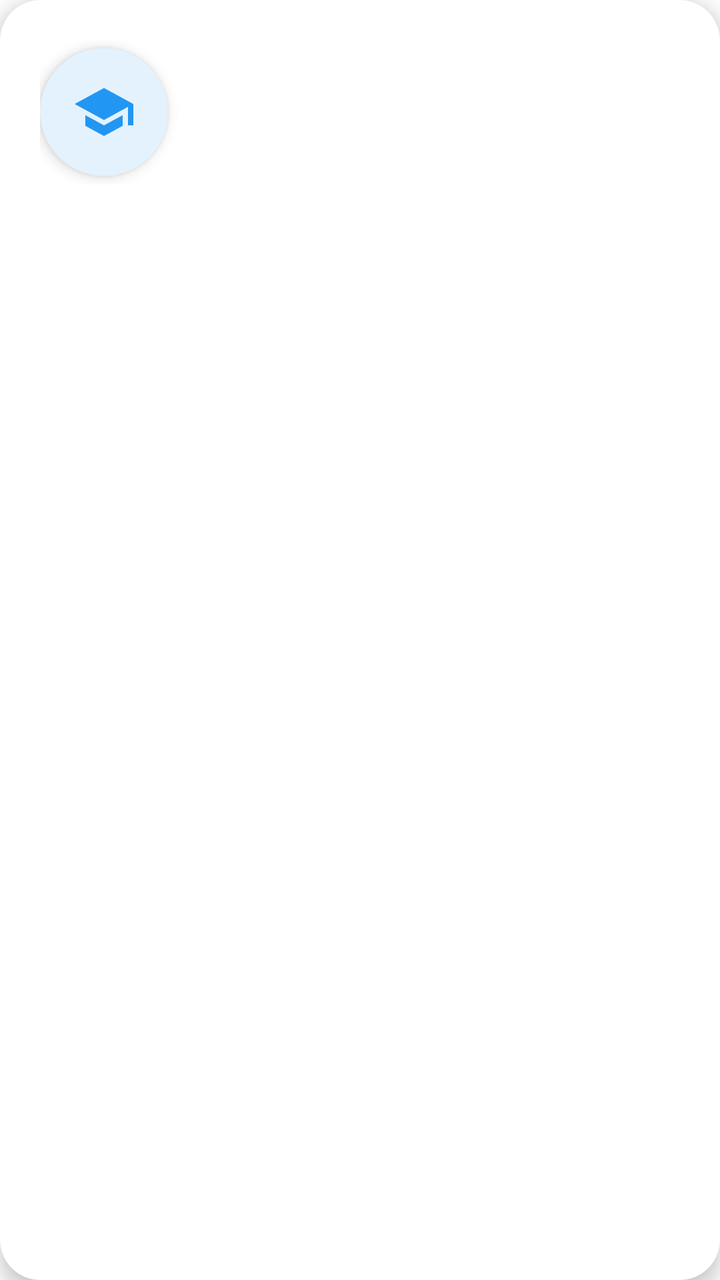
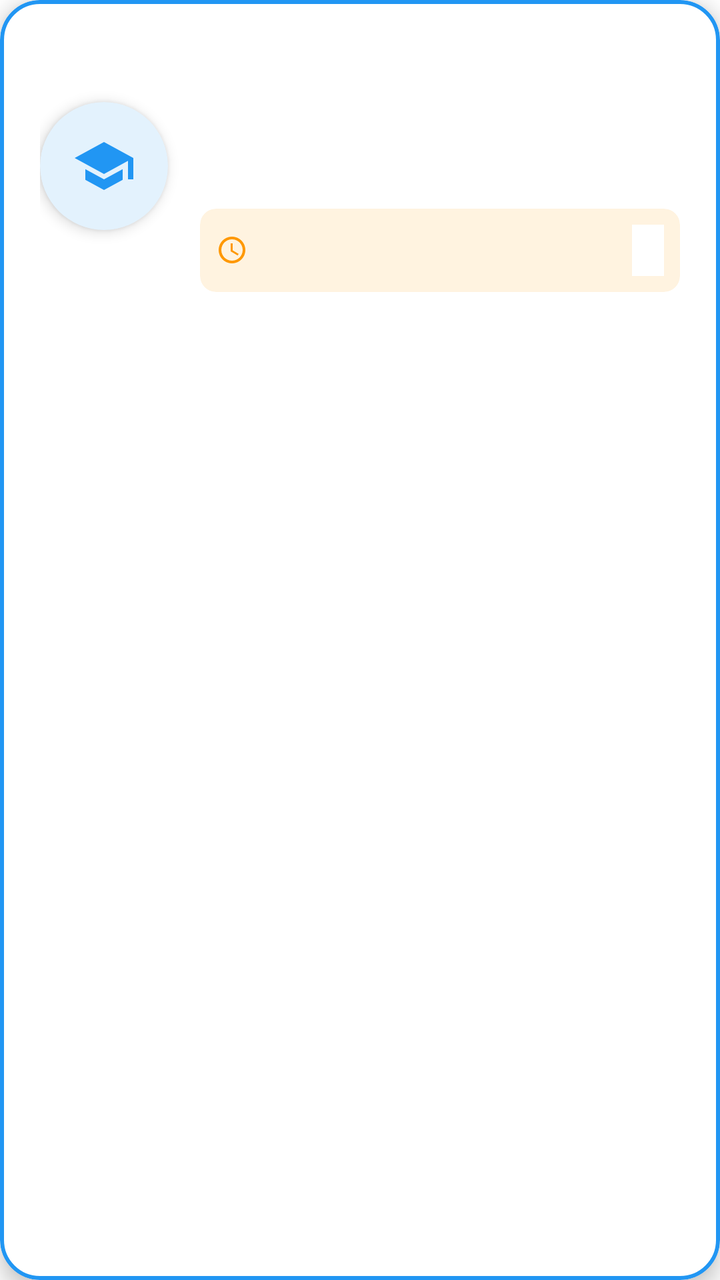

Compare the two renders of this Android layout. The source of the first and the diff that turns it into the second are given below.
<!-- AndroidManifest.xml: application theme Theme.Asistente -->
<!-- res/layout/item_grupo.xml -->
<?xml version="1.0" encoding="utf-8"?>
<com.google.android.material.card.MaterialCardView xmlns:android="http://schemas.android.com/apk/res/android"
    xmlns:app="http://schemas.android.com/apk/res-auto"
    android:layout_width="match_parent"
    android:layout_height="wrap_content"
    android:layout_marginStart="0dp"
    android:layout_marginEnd="0dp"
    android:layout_marginTop="8dp"
    android:layout_marginBottom="8dp"
    app:cardCornerRadius="20dp"
    app:cardElevation="6dp"
    app:strokeWidth="0dp"
    app:cardBackgroundColor="#FFFFFF"
    app:rippleColor="#E3F2FD"
    android:clickable="true"
    android:focusable="true"
    android:foreground="?attr/selectableItemBackground">

    <LinearLayout
        android:layout_width="match_parent"
        android:layout_height="wrap_content"
        android:orientation="horizontal"
        android:padding="20dp"
        android:gravity="center_vertical">

        
        <com.google.android.material.card.MaterialCardView
            android:layout_width="64dp"
            android:layout_height="64dp"
            app:cardCornerRadius="32dp"
            app:cardElevation="4dp"
            app:cardBackgroundColor="#E3F2FD"
            android:layout_marginEnd="16dp">

            <ImageView
                android:layout_width="match_parent"
                android:layout_height="match_parent"
                android:src="@drawable/ic_school_24"
                android:contentDescription="@string/estudiante_seleccionar_materia"
                android:padding="16dp"
                android:tint="#2196F3" />
        </com.google.android.material.card.MaterialCardView>

        
        <LinearLayout
            android:layout_width="0dp"
            android:layout_height="wrap_content"
            android:layout_weight="1"
            android:orientation="vertical">

            <TextView
                android:id="@+id/txtMateria"
                android:layout_width="match_parent"
                android:layout_height="wrap_content"
                android:textSize="18sp"
                android:textStyle="bold"
                android:textColor="#212121"
                android:layout_marginBottom="6dp" />

            <LinearLayout
                android:layout_width="match_parent"
                android:layout_height="wrap_content"
                android:orientation="horizontal"
                android:layout_marginBottom="4dp">

                <TextView
                    android:id="@+id/txtGrupo"
                    android:layout_width="wrap_content"
                    android:layout_height="wrap_content"
                    android:textSize="14sp"
                    android:textColor="#757575"
                    android:layout_marginEnd="12dp" />

                <TextView
                    android:id="@+id/txtSemestreGestion"
                    android:layout_width="wrap_content"
                    android:layout_height="wrap_content"
                    android:textSize="14sp"
                    android:textColor="#757575" />
            </LinearLayout>

            <TextView
                android:id="@+id/txtDocente"
                android:layout_width="match_parent"
                android:layout_height="wrap_content"
                android:textSize="14sp"
                android:textColor="#757575" />
        </LinearLayout>

    </LinearLayout>
</com.google.android.material.card.MaterialCardView>
<!-- resources referenced by this layout -->
<resources>
  <!-- drawable ic_school_24 (drawable) -->
  <vector xmlns:android="http://schemas.android.com/apk/res/android"
      android:width="24dp"
      android:height="24dp"
      android:viewportWidth="24"
      android:viewportHeight="24"
      android:tint="?attr/colorControlNormal">
      <path
          android:fillColor="@android:color/white"
          android:pathData="M5,13.18v4L12,21l7,-3.82v-4L12,17l-7,-3.82zM12,3L1,9l11,6 9,-4.91V17h2V9L12,3z"/>
  </vector>
  <string name="estudiante_seleccionar_materia">Selecciona una materia</string>
  <style name="Theme.Asistente" parent="Theme.MaterialComponents.Light.NoActionBar" />
</resources>

<!-- the commit's change to res/layout/item_grupo.xml (unified diff, before → after) -->
@@ -9,7 +9,8 @@
     android:layout_marginBottom="8dp"
     app:cardCornerRadius="20dp"
     app:cardElevation="6dp"
-    app:strokeWidth="0dp"
+    app:strokeWidth="2dp"
+    app:strokeColor="#2196F3"
     app:cardBackgroundColor="#FFFFFF"
     app:rippleColor="#E3F2FD"
     android:clickable="true"
@@ -84,7 +85,57 @@
                 android:layout_width="match_parent"
                 android:layout_height="wrap_content"
                 android:textSize="14sp"
-                android:textColor="#757575" />
+                android:textColor="#757575"
+                android:layout_marginBottom="8dp" />
+
+            
+            <com.google.android.material.card.MaterialCardView
+                android:layout_width="match_parent"
+                android:layout_height="wrap_content"
+                app:cardCornerRadius="8dp"
+                app:cardElevation="0dp"
+                app:cardBackgroundColor="#FFF3E0"
+                app:strokeWidth="0dp"
+                android:layout_marginTop="4dp">
+
+                <LinearLayout
+                    android:layout_width="match_parent"
+                    android:layout_height="wrap_content"
+                    android:orientation="horizontal"
+                    android:gravity="center_vertical"
+                    android:padding="8dp">
+
+                    <ImageView
+                        android:layout_width="16dp"
+                        android:layout_height="16dp"
+                        android:src="@drawable/ic_access_time_24"
+                        android:tint="#FF9800"
+                        android:layout_marginEnd="6dp" />
+
+                    <TextView
+                        android:id="@+id/txtHorario"
+                        android:layout_width="0dp"
+                        android:layout_height="wrap_content"
+                        android:layout_weight="1"
+                        android:textSize="13sp"
+                        android:textStyle="bold"
+                        android:textColor="#FF9800" />
+
+                    <TextView
+                        android:id="@+id/txtDias"
+                        android:layout_width="wrap_content"
+                        android:layout_height="wrap_content"
+                        android:textSize="13sp"
+                        android:textColor="#F57C00"
+                        android:textStyle="bold"
+                        android:background="#FFFFFF"
+                        android:paddingStart="8dp"
+                        android:paddingEnd="8dp"
+                        android:paddingTop="4dp"
+                        android:paddingBottom="4dp"
+                        android:layout_marginStart="8dp" />
+                </LinearLayout>
+            </com.google.android.material.card.MaterialCardView>
         </LinearLayout>
 
     </LinearLayout>
<!-- resource entries referenced after the edit -->
@@ -1,5 +1,15 @@
 <!-- resources referenced by this layout -->
 <resources>
+  <!-- drawable ic_access_time_24 (drawable) -->
+  <vector xmlns:android="http://schemas.android.com/apk/res/android"
+      android:width="24dp"
+      android:height="24dp"
+      android:viewportWidth="24"
+      android:viewportHeight="24">
+      <path
+          android:fillColor="#FF000000"
+          android:pathData="M11.99,2C6.47,2 2,6.48 2,12s4.47,10 9.99,10C17.52,22 22,17.52 22,12S17.52,2 11.99,2zM12,20c-4.42,0 -8,-3.58 -8,-8s3.58,-8 8,-8 8,3.58 8,8 -3.58,8 -8,8zM12.5,7H11v6l5.25,3.15 0.75,-1.23 -4.5,-2.67z"/>
+  </vector>
   <!-- drawable ic_school_24 (drawable) -->
   <vector xmlns:android="http://schemas.android.com/apk/res/android"
       android:width="24dp"
